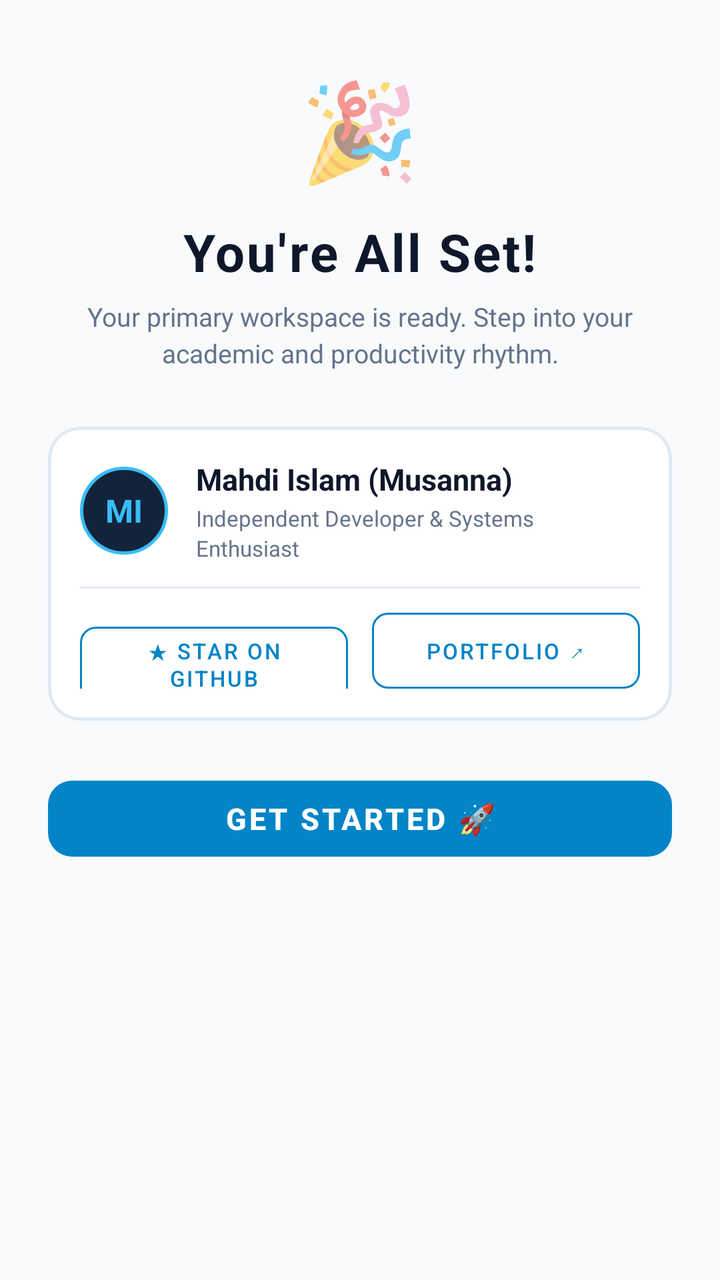
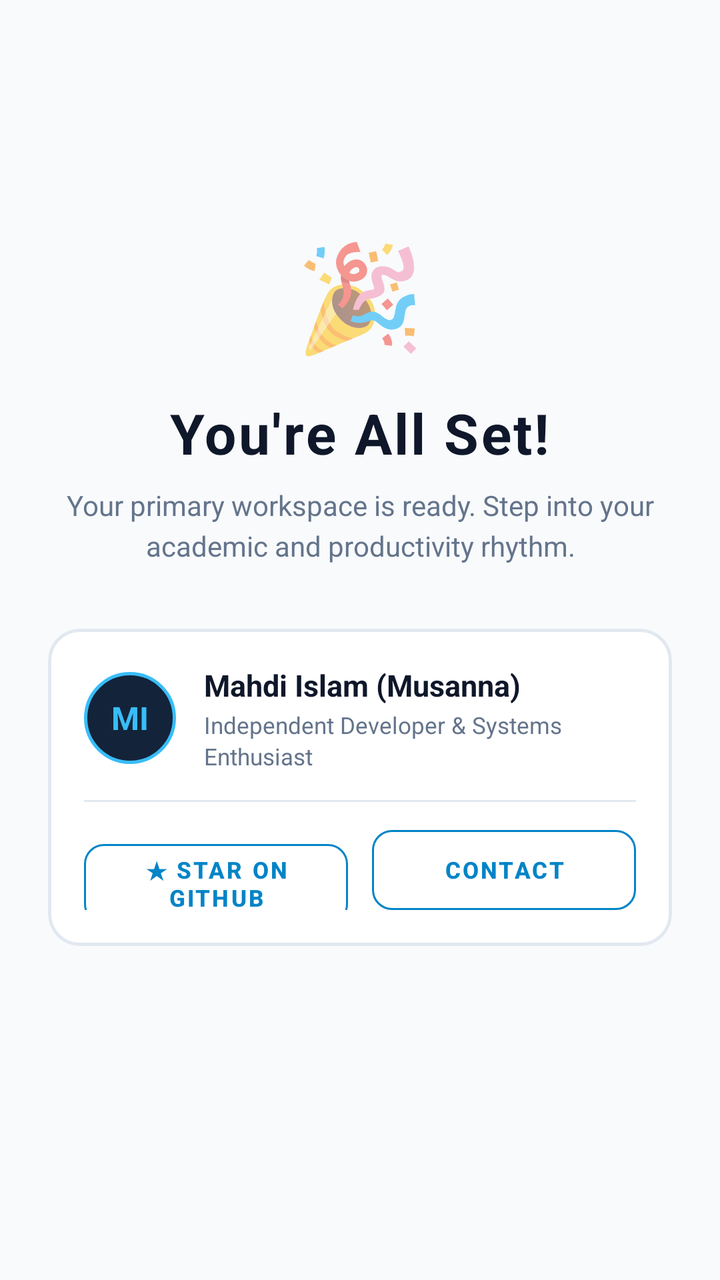

Screens rendered from an Android XML layout before and after an edit, with the pre-edit source and the edit as a unified diff.
<!-- AndroidManifest.xml: application theme Theme.LifeSync -->
<!-- res/layout/item_onboarding_launch.xml -->
<?xml version="1.0" encoding="utf-8"?>
<ScrollView xmlns:android="http://schemas.android.com/apk/res/android"
    xmlns:app="http://schemas.android.com/apk/res-auto"
    android:layout_width="match_parent"
    android:layout_height="match_parent"
    android:fillViewport="true">

    <LinearLayout
        android:layout_width="match_parent"
        android:layout_height="wrap_content"
        android:gravity="center_horizontal"
        android:orientation="vertical"
        android:paddingHorizontal="24dp"
        android:paddingVertical="32dp">

        <TextView
            android:layout_width="wrap_content"
            android:layout_height="wrap_content"
            android:text="🎉"
            android:textSize="48sp" />

        <TextView
            android:layout_width="wrap_content"
            android:layout_height="wrap_content"
            android:layout_marginTop="12dp"
            android:letterSpacing="0.04"
            android:text="You're All Set!"
            android:textColor="@color/text_primary"
            android:textSize="26sp"
            android:textStyle="bold" />

        <TextView
            android:layout_width="wrap_content"
            android:layout_height="wrap_content"
            android:layout_marginTop="6dp"
            android:gravity="center"
            android:lineSpacingExtra="3dp"
            android:text="Your primary workspace is ready. Step into your academic and productivity rhythm."
            android:textColor="@color/text_secondary"
            android:textSize="13sp" />

        
        <com.google.android.material.card.MaterialCardView
            android:layout_width="match_parent"
            android:layout_height="wrap_content"
            android:layout_marginTop="28dp"
            android:layout_marginBottom="24dp"
            app:cardBackgroundColor="@color/surface_card"
            app:cardCornerRadius="16dp"
            app:cardElevation="0dp"
            app:strokeColor="@color/card_stroke"
            app:strokeWidth="1.5dp">

            <LinearLayout
                android:layout_width="match_parent"
                android:layout_height="wrap_content"
                android:orientation="vertical"
                android:padding="16dp">

                <LinearLayout
                    android:layout_width="match_parent"
                    android:layout_height="wrap_content"
                    android:gravity="center_vertical"
                    android:orientation="horizontal">

                    
                    <FrameLayout
                        android:layout_width="44dp"
                        android:layout_height="44dp"
                        android:background="@drawable/bg_developer_avatar_glow">

                        <TextView
                            android:layout_width="wrap_content"
                            android:layout_height="wrap_content"
                            android:layout_gravity="center"
                            android:text="MI"
                            android:textColor="#38BDF8"
                            android:textSize="16sp"
                            android:textStyle="bold" />
                    </FrameLayout>

                    <LinearLayout
                        android:layout_width="0dp"
                        android:layout_height="wrap_content"
                        android:layout_marginStart="14dp"
                        android:layout_weight="1"
                        android:orientation="vertical">

                        <TextView
                            android:layout_width="wrap_content"
                            android:layout_height="wrap_content"
                            android:text="Mahdi Islam (Musanna)"
                            android:textColor="@color/text_primary"
                            android:textSize="15sp"
                            android:textStyle="bold" />

                        <TextView
                            android:layout_width="wrap_content"
                            android:layout_height="wrap_content"
                            android:layout_marginTop="2dp"
                            android:text="Independent Developer &amp; Systems Enthusiast"
                            android:textColor="@color/text_secondary"
                            android:textSize="11sp" />
                    </LinearLayout>
                </LinearLayout>

                <View
                    android:layout_width="match_parent"
                    android:layout_height="1dp"
                    android:layout_marginVertical="12dp"
                    android:background="@color/card_stroke" />

                
                <LinearLayout
                    android:layout_width="match_parent"
                    android:layout_height="wrap_content"
                    android:orientation="horizontal">

                    <com.google.android.material.button.MaterialButton
                        android:id="@+id/btnGitHubStar"
                        style="@style/Widget.MaterialComponents.Button.OutlinedButton"
                        android:layout_width="0dp"
                        android:layout_height="38dp"
                        android:layout_marginEnd="6dp"
                        android:layout_weight="1"
                        android:insetTop="0dp"
                        android:insetBottom="0dp"
                        android:text="★ Star on GitHub"
                        android:textColor="@color/primary"
                        android:textSize="11sp"
                        app:cornerRadius="8dp"
                        app:strokeColor="@color/primary"
                        app:strokeWidth="1dp" />

                    <com.google.android.material.button.MaterialButton
                        android:id="@+id/btnPortfolio"
                        style="@style/Widget.MaterialComponents.Button.OutlinedButton"
                        android:layout_width="0dp"
                        android:layout_height="38dp"
                        android:layout_marginStart="6dp"
                        android:layout_weight="1"
                        android:insetTop="0dp"
                        android:insetBottom="0dp"
                        android:text="Portfolio ↗"
                        android:textColor="@color/primary"
                        android:textSize="11sp"
                        app:cornerRadius="8dp"
                        app:strokeColor="@color/primary"
                        app:strokeWidth="1dp" />
                </LinearLayout>
            </LinearLayout>
        </com.google.android.material.card.MaterialCardView>

        <com.google.android.material.button.MaterialButton
            android:id="@+id/btnLaunchApp"
            style="@style/Widget.MaterialComponents.Button.UnelevatedButton"
            android:layout_width="match_parent"
            android:layout_height="50dp"
            android:text="Get Started 🚀"
            android:textColor="@color/white"
            android:textSize="15sp"
            android:textStyle="bold"
            app:backgroundTint="@color/primary"
            app:cornerRadius="12dp" />

    </LinearLayout>
</ScrollView>
<!-- resources referenced by this layout -->
<resources>
  <color name="card_stroke">#E2E8F0</color>
  <color name="primary">#0284C7</color>
  <color name="surface_card">#FFFFFF</color>
  <color name="text_primary">#0F172A</color>
  <color name="text_secondary">#64748B</color>
  <color name="white">#FFFFFF</color>
  <!-- drawable bg_developer_avatar_glow (drawable) -->
  <?xml version="1.0" encoding="utf-8"?>
  <shape xmlns:android="http://schemas.android.com/apk/res/android"
      android:shape="oval">
      <solid android:color="#13233A" />
      <stroke
          android:width="1.5dp"
          android:color="#38BDF8" />
  </shape>
  <style name="Theme.LifeSync" parent="Theme.MaterialComponents.DayNight.NoActionBar">
          <item name="colorPrimary">@color/primary</item>
          <item name="colorPrimaryVariant">@color/primary_variant</item>
          <item name="colorOnPrimary">@color/on_primary</item>
          <item name="colorSecondary">@color/secondary</item>
          <item name="colorSecondaryVariant">@color/secondary_variant</item>
          <item name="colorOnSecondary">@color/on_secondary</item>
          <item name="colorSurface">@color/surface</item>
          <item name="colorOnSurface">@color/text_primary</item>
          <item name="colorOnBackground">@color/text_primary</item>
          <item name="colorOnSurfaceVariant">@color/text_secondary</item>
          <item name="colorOutline">@color/text_secondary</item>
          <item name="android:colorBackground">@color/background</item>
          <item name="android:windowBackground">@color/background</item>
          <item name="android:textColorPrimary">@color/text_primary</item>
          <item name="android:textColorSecondary">@color/text_secondary</item>
          <item name="android:statusBarColor">@color/background</item>
          <item name="android:windowLightStatusBar">true</item>
          <item name="android:navigationBarColor">@color/background</item>
          <item name="materialCardViewStyle">@style/CardElevationRounded</item>
          <item name="android:textViewStyle">@style/DuoRhythmTextView</item>
          <item name="android:editTextStyle">@style/DuoRhythmEditText</item>
          <item name="editTextStyle">@style/DuoRhythmEditText</item>
      </style>
  <color name="primary_variant">#0369A1</color>
  <color name="on_primary">#FFFFFF</color>
  <color name="secondary">#7C3AED</color>
  <color name="secondary_variant">#6D28D9</color>
  <color name="on_secondary">#FFFFFF</color>
  <color name="surface">#FFFFFF</color>
  <color name="background">#F8FAFC</color>
  <style name="CardElevationRounded" parent="Widget.MaterialComponents.CardView">
          <item name="cardCornerRadius">22dp</item>
          <item name="cardElevation">2dp</item>
          <item name="strokeWidth">1dp</item>
          <item name="strokeColor">@color/card_stroke</item>
          <item name="cardBackgroundColor">@color/surface_card</item>
      </style>
  <style name="DuoRhythmTextView" parent="android:Widget.TextView">
          <item name="android:lineSpacingExtra">2dp</item>
          <item name="android:fontFamily">sans-serif</item>
          <item name="android:includeFontPadding">true</item>
      </style>
  <style name="DuoRhythmEditText" parent="android:Widget.EditText">
          <item name="android:lineSpacingExtra">2dp</item>
          <item name="android:fontFamily">sans-serif</item>
          <item name="android:includeFontPadding">true</item>
          <item name="android:textColor">@color/text_primary</item>
          <item name="android:textColorHint">@color/text_secondary</item>
      </style>
</resources>

<!-- the commit's change to res/layout/item_onboarding_launch.xml (unified diff, before → after) -->
@@ -11,40 +11,46 @@
         android:gravity="center_horizontal"
         android:orientation="vertical"
         android:paddingHorizontal="24dp"
-        android:paddingVertical="32dp">
+        android:paddingVertical="36dp">
+
+        <View
+            android:layout_width="match_parent"
+            android:layout_height="0dp"
+            android:layout_weight="0.8" />
 
         <TextView
             android:layout_width="wrap_content"
             android:layout_height="wrap_content"
             android:text="🎉"
-            android:textSize="48sp" />
+            android:textSize="52sp" />
 
         <TextView
             android:layout_width="wrap_content"
             android:layout_height="wrap_content"
-            android:layout_marginTop="12dp"
+            android:layout_marginTop="16dp"
             android:letterSpacing="0.04"
             android:text="You're All Set!"
             android:textColor="@color/text_primary"
-            android:textSize="26sp"
+            android:textSize="28sp"
             android:textStyle="bold" />
 
         <TextView
             android:layout_width="wrap_content"
             android:layout_height="wrap_content"
-            android:layout_marginTop="6dp"
+            android:layout_marginTop="8dp"
             android:gravity="center"
-            android:lineSpacingExtra="3dp"
+            android:lineSpacingExtra="4dp"
+            android:maxWidth="320dp"
             android:text="Your primary workspace is ready. Step into your academic and productivity rhythm."
             android:textColor="@color/text_secondary"
-            android:textSize="13sp" />
+            android:textSize="14sp" />
 
         
         <com.google.android.material.card.MaterialCardView
             android:layout_width="match_parent"
             android:layout_height="wrap_content"
-            android:layout_marginTop="28dp"
-            android:layout_marginBottom="24dp"
+            android:layout_marginTop="32dp"
+            android:layout_marginBottom="16dp"
             app:cardBackgroundColor="@color/surface_card"
             app:cardCornerRadius="16dp"
             app:cardElevation="0dp"
@@ -55,7 +61,7 @@
                 android:layout_width="match_parent"
                 android:layout_height="wrap_content"
                 android:orientation="vertical"
-                android:padding="16dp">
+                android:padding="18dp">
 
                 <LinearLayout
                     android:layout_width="match_parent"
@@ -65,8 +71,8 @@
 
                     
                     <FrameLayout
-                        android:layout_width="44dp"
-                        android:layout_height="44dp"
+                        android:layout_width="46dp"
+                        android:layout_height="46dp"
                         android:background="@drawable/bg_developer_avatar_glow">
 
                         <TextView
@@ -100,14 +106,14 @@
                             android:layout_marginTop="2dp"
                             android:text="Independent Developer &amp; Systems Enthusiast"
                             android:textColor="@color/text_secondary"
-                            android:textSize="11sp" />
+                            android:textSize="11.5sp" />
                     </LinearLayout>
                 </LinearLayout>
 
                 <View
                     android:layout_width="match_parent"
                     android:layout_height="1dp"
-                    android:layout_marginVertical="12dp"
+                    android:layout_marginVertical="14dp"
                     android:background="@color/card_stroke" />
 
                 
@@ -120,48 +126,43 @@
                         android:id="@+id/btnGitHubStar"
                         style="@style/Widget.MaterialComponents.Button.OutlinedButton"
                         android:layout_width="0dp"
-                        android:layout_height="38dp"
+                        android:layout_height="40dp"
                         android:layout_marginEnd="6dp"
                         android:layout_weight="1"
                         android:insetTop="0dp"
                         android:insetBottom="0dp"
                         android:text="★ Star on GitHub"
                         android:textColor="@color/primary"
-                        android:textSize="11sp"
-                        app:cornerRadius="8dp"
+                        android:textSize="11.5sp"
+                        android:textStyle="bold"
+                        app:cornerRadius="10dp"
                         app:strokeColor="@color/primary"
                         app:strokeWidth="1dp" />
 
                     <com.google.android.material.button.MaterialButton
-                        android:id="@+id/btnPortfolio"
+                        android:id="@+id/btnContact"
                         style="@style/Widget.MaterialComponents.Button.OutlinedButton"
                         android:layout_width="0dp"
-                        android:layout_height="38dp"
+                        android:layout_height="40dp"
                         android:layout_marginStart="6dp"
                         android:layout_weight="1"
                         android:insetTop="0dp"
                         android:insetBottom="0dp"
-                        android:text="Portfolio ↗"
+                        android:text="CONTACT"
                         android:textColor="@color/primary"
-                        android:textSize="11sp"
-                        app:cornerRadius="8dp"
+                        android:textSize="11.5sp"
+                        android:textStyle="bold"
+                        app:cornerRadius="10dp"
                         app:strokeColor="@color/primary"
                         app:strokeWidth="1dp" />
                 </LinearLayout>
             </LinearLayout>
         </com.google.android.material.card.MaterialCardView>
 
-        <com.google.android.material.button.MaterialButton
-            android:id="@+id/btnLaunchApp"
-            style="@style/Widget.MaterialComponents.Button.UnelevatedButton"
+        <View
             android:layout_width="match_parent"
-            android:layout_height="50dp"
-            android:text="Get Started 🚀"
-            android:textColor="@color/white"
-            android:textSize="15sp"
-            android:textStyle="bold"
-            app:backgroundTint="@color/primary"
-            app:cornerRadius="12dp" />
+            android:layout_height="0dp"
+            android:layout_weight="1.2" />
 
     </LinearLayout>
 </ScrollView>
<!-- resource entries referenced after the edit -->
@@ -5,7 +5,6 @@
   <color name="surface_card">#FFFFFF</color>
   <color name="text_primary">#0F172A</color>
   <color name="text_secondary">#64748B</color>
-  <color name="white">#FFFFFF</color>
   <!-- drawable bg_developer_avatar_glow (drawable) -->
   <?xml version="1.0" encoding="utf-8"?>
   <shape xmlns:android="http://schemas.android.com/apk/res/android"
